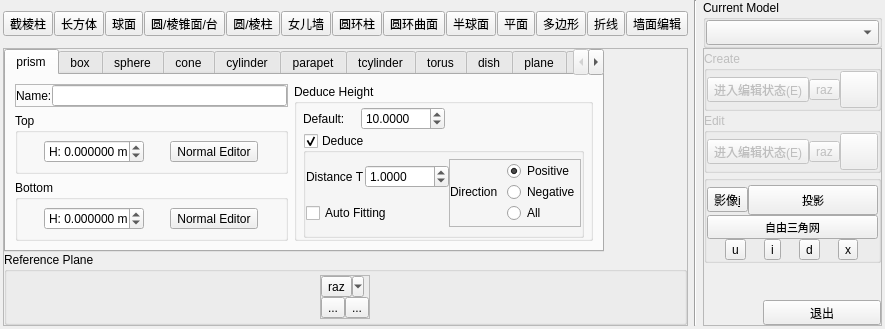
First picture: the form in qCC/ui_templates/bdr3DGeometryEditPanel.ui, repository StOriJimmy/CloudCompare, before the edit.
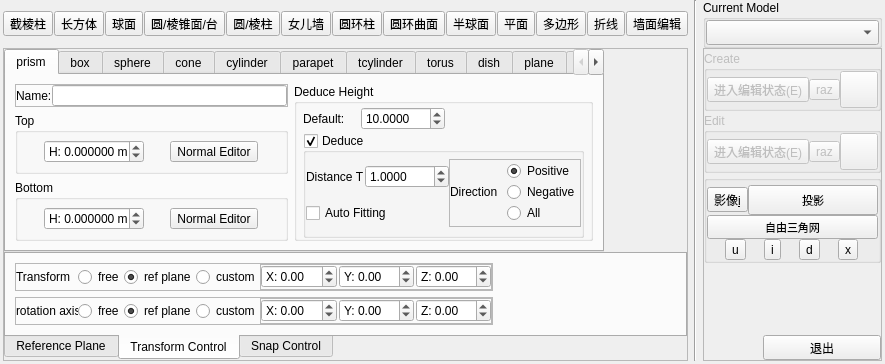
Second picture: the form after the edit. The open tabs and pages were chosen to show the change. Icons and pictures are not drawn.

Commit message: transform limit

```diff
--- a/qCC/ui_templates/bdr3DGeometryEditPanel.ui
+++ b/qCC/ui_templates/bdr3DGeometryEditPanel.ui
@@ -7,7 +7,7 @@
     <x>0</x>
     <y>0</y>
     <width>632</width>
-    <height>306</height>
+    <height>330</height>
    </rect>
   </property>
   <property name="sizePolicy">
@@ -2307,32 +2307,18 @@
        </widget>
       </item>
       <item>
-       <widget class="QGroupBox" name="referencePlaneGroupBox">
-        <property name="sizePolicy">
-         <sizepolicy hsizetype="Ignored" vsizetype="Preferred">
-          <horstretch>0</horstretch>
-          <verstretch>0</verstretch>
-         </sizepolicy>
+       <widget class="QTabWidget" name="settingsTabWidget">
+        <property name="tabPosition">
+         <enum>QTabWidget::South</enum>
         </property>
-        <property name="title">
+        <property name="currentIndex">
+         <number>0</number>
+        </property>
+        <widget class="QWidget" name="tab">
+         <attribute name="title">
          <string>Reference Plane</string>
-        </property>
-        <property name="flat">
-         <bool>true</bool>
-        </property>
-        <layout class="QHBoxLayout" name="horizontalLayout_3">
-         <property name="leftMargin">
-          <number>0</number>
-         </property>
-         <property name="topMargin">
-          <number>3</number>
-         </property>
-         <property name="rightMargin">
-          <number>0</number>
-         </property>
-         <property name="bottomMargin">
-          <number>3</number>
-         </property>
+         </attribute>
+         <layout class="QHBoxLayout" name="horizontalLayout_13">
          <item>
           <layout class="QHBoxLayout" name="refPlaneHorizontalLayout"/>
          </item>
@@ -2429,6 +2415,366 @@
          </item>
         </layout>
        </widget>
+        <widget class="QWidget" name="tab_2">
+         <attribute name="title">
+          <string>Transform Control</string>
+         </attribute>
+         <layout class="QGridLayout" name="gridLayout">
+          <item row="0" column="0">
+           <widget class="QFrame" name="frame_6">
+            <property name="frameShape">
+             <enum>QFrame::StyledPanel</enum>
+            </property>
+            <property name="frameShadow">
+             <enum>QFrame::Raised</enum>
+            </property>
+            <layout class="QHBoxLayout" name="horizontalLayout_14">
+             <property name="spacing">
+              <number>0</number>
+             </property>
+             <property name="leftMargin">
+              <number>0</number>
+             </property>
+             <property name="topMargin">
+              <number>0</number>
+             </property>
+             <property name="rightMargin">
+              <number>0</number>
+             </property>
+             <property name="bottomMargin">
+              <number>0</number>
+             </property>
+             <item>
+              <widget class="QLabel" name="label_2">
+               <property name="minimumSize">
+                <size>
+                 <width>62</width>
+                 <height>0</height>
+                </size>
+               </property>
+               <property name="maximumSize">
+                <size>
+                 <width>62</width>
+                 <height>16777215</height>
+                </size>
+               </property>
+               <property name="text">
+                <string>Transform</string>
+               </property>
+              </widget>
+             </item>
+             <item>
+              <widget class="QRadioButton" name="transFreeRadioButton">
+               <property name="text">
+                <string>free</string>
+               </property>
+              </widget>
+             </item>
+             <item>
+              <widget class="QRadioButton" name="transRefplaneRadioButton">
+               <property name="text">
+                <string>ref plane</string>
+               </property>
+               <property name="checked">
+                <bool>true</bool>
+               </property>
+              </widget>
+             </item>
+             <item>
+              <widget class="QRadioButton" name="transCustomRadioButton">
+               <property name="text">
+                <string>custom</string>
+               </property>
+              </widget>
+             </item>
+             <item>
+              <widget class="QFrame" name="transCustomFrame">
+               <property name="frameShape">
+                <enum>QFrame::StyledPanel</enum>
+               </property>
+               <property name="frameShadow">
+                <enum>QFrame::Raised</enum>
+               </property>
+               <layout class="QHBoxLayout" name="horizontalLayout_15">
+                <property name="spacing">
+                 <number>2</number>
+                </property>
+                <property name="leftMargin">
+                 <number>0</number>
+                </property>
+                <property name="topMargin">
+                 <number>0</number>
+                </property>
+                <property name="rightMargin">
+                 <number>0</number>
+                </property>
+                <property name="bottomMargin">
+                 <number>0</number>
+                </property>
+                <item>
+                 <widget class="QDoubleSpinBox" name="transVXDoubleSpinBox">
+                  <property name="minimumSize">
+                   <size>
+                    <width>60</width>
+                    <height>0</height>
+                   </size>
+                  </property>
+                  <property name="prefix">
+                   <string>X: </string>
+                  </property>
+                  <property name="minimum">
+                   <double>-99.000000000000000</double>
+                  </property>
+                 </widget>
+                </item>
+                <item>
+                 <widget class="QDoubleSpinBox" name="transVYDoubleSpinBox">
+                  <property name="sizePolicy">
+                   <sizepolicy hsizetype="Minimum" vsizetype="Fixed">
+                    <horstretch>0</horstretch>
+                    <verstretch>0</verstretch>
+                   </sizepolicy>
+                  </property>
+                  <property name="minimumSize">
+                   <size>
+                    <width>60</width>
+                    <height>0</height>
+                   </size>
+                  </property>
+                  <property name="prefix">
+                   <string>Y: </string>
+                  </property>
+                  <property name="minimum">
+                   <double>-99.000000000000000</double>
+                  </property>
+                 </widget>
+                </item>
+                <item>
+                 <widget class="QDoubleSpinBox" name="transVZDoubleSpinBox">
+                  <property name="minimumSize">
+                   <size>
+                    <width>60</width>
+                    <height>0</height>
+                   </size>
+                  </property>
+                  <property name="prefix">
+                   <string>Z: </string>
+                  </property>
+                  <property name="minimum">
+                   <double>-99.000000000000000</double>
+                  </property>
+                 </widget>
+                </item>
+               </layout>
+              </widget>
+             </item>
+            </layout>
+           </widget>
+          </item>
+          <item row="0" column="1">
+           <spacer name="horizontalSpacer_14">
+            <property name="orientation">
+             <enum>Qt::Horizontal</enum>
+            </property>
+            <property name="sizeHint" stdset="0">
+             <size>
+              <width>0</width>
+              <height>20</height>
+             </size>
+            </property>
+           </spacer>
+          </item>
+          <item row="1" column="0">
+           <widget class="QFrame" name="frame_5">
+            <property name="sizePolicy">
+             <sizepolicy hsizetype="Preferred" vsizetype="Preferred">
+              <horstretch>0</horstretch>
+              <verstretch>0</verstretch>
+             </sizepolicy>
+            </property>
+            <property name="frameShape">
+             <enum>QFrame::StyledPanel</enum>
+            </property>
+            <property name="frameShadow">
+             <enum>QFrame::Raised</enum>
+            </property>
+            <layout class="QHBoxLayout" name="horizontalLayout_3">
+             <property name="spacing">
+              <number>0</number>
+             </property>
+             <property name="leftMargin">
+              <number>0</number>
+             </property>
+             <property name="topMargin">
+              <number>0</number>
+             </property>
+             <property name="rightMargin">
+              <number>0</number>
+             </property>
+             <property name="bottomMargin">
+              <number>0</number>
+             </property>
+             <item>
+              <widget class="QLabel" name="label">
+               <property name="minimumSize">
+                <size>
+                 <width>62</width>
+                 <height>0</height>
+                </size>
+               </property>
+               <property name="maximumSize">
+                <size>
+                 <width>62</width>
+                 <height>16777215</height>
+                </size>
+               </property>
+               <property name="text">
+                <string>rotation axis</string>
+               </property>
+              </widget>
+             </item>
+             <item>
+              <widget class="QRadioButton" name="rotateFreeRadioButton">
+               <property name="text">
+                <string>free</string>
+               </property>
+               <property name="checked">
+                <bool>false</bool>
+               </property>
+              </widget>
+             </item>
+             <item>
+              <widget class="QRadioButton" name="rotateRefplaneRadioButton">
+               <property name="text">
+                <string>ref plane</string>
+               </property>
+               <property name="checked">
+                <bool>true</bool>
+               </property>
+              </widget>
+             </item>
+             <item>
+              <widget class="QRadioButton" name="rotateCustomRadioButton">
+               <property name="text">
+                <string>custom</string>
+               </property>
+              </widget>
+             </item>
+             <item>
+              <widget class="QFrame" name="rotateCustomFrame">
+               <property name="frameShape">
+                <enum>QFrame::StyledPanel</enum>
+               </property>
+               <property name="frameShadow">
+                <enum>QFrame::Raised</enum>
+               </property>
+               <layout class="QHBoxLayout" name="horizontalLayout_16">
+                <property name="spacing">
+                 <number>2</number>
+                </property>
+                <property name="leftMargin">
+                 <number>0</number>
+                </property>
+                <property name="topMargin">
+                 <number>0</number>
+                </property>
+                <property name="rightMargin">
+                 <number>0</number>
+                </property>
+                <property name="bottomMargin">
+                 <number>0</number>
+                </property>
+                <item>
+                 <widget class="QDoubleSpinBox" name="rotateNXDoubleSpinBox">
+                  <property name="minimumSize">
+                   <size>
+                    <width>60</width>
+                    <height>0</height>
+                   </size>
+                  </property>
+                  <property name="prefix">
+                   <string>X: </string>
+                  </property>
+                  <property name="minimum">
+                   <double>-99.000000000000000</double>
+                  </property>
+                 </widget>
+                </item>
+                <item>
+                 <widget class="QDoubleSpinBox" name="rotateNYDoubleSpinBox">
+                  <property name="minimumSize">
+                   <size>
+                    <width>60</width>
+                    <height>0</height>
+                   </size>
+                  </property>
+                  <property name="prefix">
+                   <string>Y: </string>
+                  </property>
+                  <property name="minimum">
+                   <double>-99.000000000000000</double>
+                  </property>
+                 </widget>
+                </item>
+                <item>
+                 <widget class="QDoubleSpinBox" name="rotateNZDoubleSpinBox">
+                  <property name="minimumSize">
+                   <size>
+                    <width>60</width>
+                    <height>0</height>
+                   </size>
+                  </property>
+                  <property name="prefix">
+                   <string>Z: </string>
+                  </property>
+                  <property name="minimum">
+                   <double>-99.000000000000000</double>
+                  </property>
+                 </widget>
+                </item>
+               </layout>
+              </widget>
+             </item>
+            </layout>
+           </widget>
+          </item>
+          <item row="1" column="1">
+           <spacer name="horizontalSpacer_13">
+            <property name="orientation">
+             <enum>Qt::Horizontal</enum>
+            </property>
+            <property name="sizeHint" stdset="0">
+             <size>
+              <width>0</width>
+              <height>20</height>
+             </size>
+            </property>
+           </spacer>
+          </item>
+         </layout>
+        </widget>
+        <widget class="QWidget" name="tab_3">
+         <attribute name="title">
+          <string>Snap Control</string>
+         </attribute>
+         <layout class="QFormLayout" name="formLayout_16">
+          <item row="0" column="0">
+           <widget class="QCheckBox" name="snapToFacesCheckBox">
+            <property name="text">
+             <string>snap to faces</string>
+            </property>
+           </widget>
+          </item>
+          <item row="1" column="0">
+           <widget class="QCheckBox" name="snapToLinesCheckBox">
+            <property name="text">
+             <string>snap to lines</string>
+            </property>
+           </widget>
+          </item>
+         </layout>
+        </widget>
+       </widget>
       </item>
      </layout>
     </widget>
```
Left out of the diff: 32 changed lines with no effect on the pictures. Lines whose indentation alone changed are shown as unchanged. The commit also changes 1 other file.
